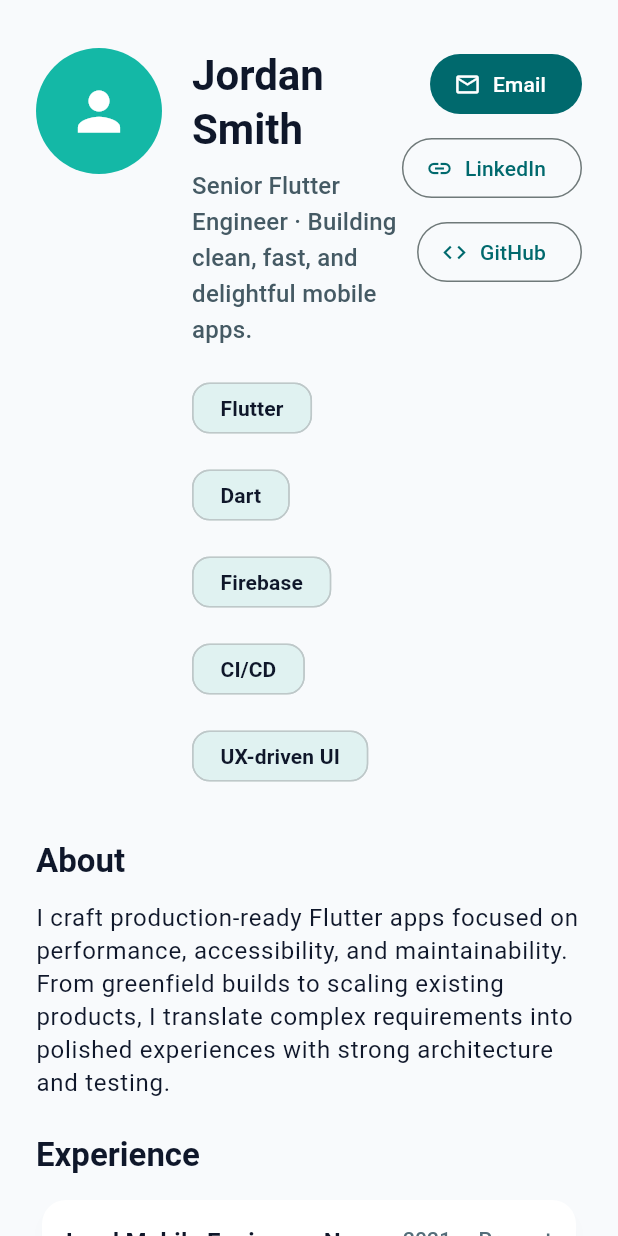
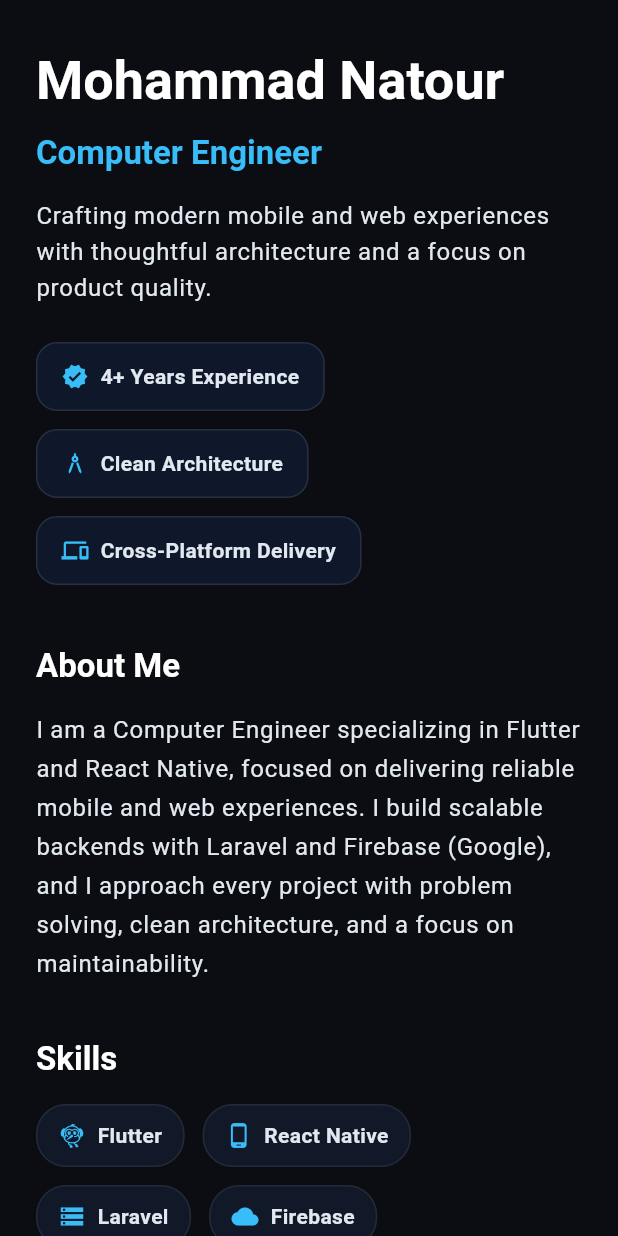
Before and after one commit to natour101/Portfolio, a Flutter app: the screen it shows after launch, on a phone screen of 412 x 824 dp. Run offline on Flutter 3.47's test engine with Material 3 defaults, Android fonts, the light colour scheme and no system bars; missing offline and left inert: dart:html.

Commit message:
Create dark themed portfolio layout

```diff
--- a/lib/main.dart
+++ b/lib/main.dart
@@ -1,3 +1,5 @@
+import 'dart:html' as html;
+
 import 'package:flutter/material.dart';
 
 void main() {
@@ -9,24 +11,36 @@ class PortfolioApp extends StatelessWidget {
 
   @override
   Widget build(BuildContext context) {
-    final colorScheme = ColorScheme.fromSeed(seedColor: const Color(0xFF0D7377));
+    const background = Color(0xFF0B0D12);
+    const surface = Color(0xFF111827);
+    const accent = Color(0xFF38BDF8);
+
+    final colorScheme = ColorScheme.fromSeed(
+      seedColor: accent,
+      brightness: Brightness.dark,
+      surface: surface,
+    );
 
     return MaterialApp(
-      title: 'Portfolio',
+      title: 'Mohammad Natour | Portfolio',
       debugShowCheckedModeBanner: false,
       theme: ThemeData(
         colorScheme: colorScheme,
+        brightness: Brightness.dark,
         useMaterial3: true,
-        textTheme: ThemeData.light().textTheme.apply(
-              bodyColor: const Color(0xFF0F172A),
-              displayColor: const Color(0xFF0F172A),
+        scaffoldBackgroundColor: background,
+        textTheme: ThemeData.dark().textTheme.apply(
+              bodyColor: const Color(0xFFE2E8F0),
+              displayColor: const Color(0xFFF8FAFC),
             ),
         cardTheme: CardTheme(
-          elevation: 4,
-          color: Colors.white,
-          shadowColor: Colors.black.withOpacity(0.08),
+          color: const Color(0xFF0F172A),
+          elevation: 0,
           shape: RoundedRectangleBorder(
-            borderRadius: BorderRadius.circular(16),
+            borderRadius: BorderRadius.circular(18),
+            side: BorderSide(
+              color: Colors.white.withOpacity(0.08),
+            ),
           ),
         ),
       ),
@@ -43,157 +57,113 @@ class PortfolioPage extends StatelessWidget {
     final textTheme = Theme.of(context).textTheme;
 
     return Scaffold(
-      backgroundColor: const Color(0xFFF8FAFC),
       body: SafeArea(
+        child: LayoutBuilder(
+          builder: (context, constraints) {
+            final isWide = constraints.maxWidth >= 960;
+
+            return SingleChildScrollView(
+              padding: const EdgeInsets.symmetric(horizontal: 24, vertical: 32),
               child: Center(
                 child: ConstrainedBox(
-            constraints: const BoxConstraints(maxWidth: 960),
-            child: SingleChildScrollView(
-              padding: const EdgeInsets.symmetric(horizontal: 24, vertical: 32),
+                  constraints: const BoxConstraints(maxWidth: 1120),
                   child: Column(
                     crossAxisAlignment: CrossAxisAlignment.start,
                     children: [
-                  Row(
-                    crossAxisAlignment: CrossAxisAlignment.start,
-                    children: [
-                      const CircleAvatar(
-                        radius: 42,
-                        backgroundColor: Color(0xFF14B8A6),
-                        child: Icon(
-                          Icons.person,
-                          size: 42,
-                          color: Colors.white,
+                      _HeroSection(isWide: isWide),
+                      const SizedBox(height: 40),
+                      _Section(
+                        title: 'About Me',
+                        child: Text(
+                          'I am a Computer Engineer specializing in Flutter and React Native, focused on delivering reliable mobile and web experiences. '
+                          'I build scalable backends with Laravel and Firebase (Google), and I approach every project with problem solving, clean architecture, '
+                          'and a focus on maintainability.',
+                          style: textTheme.bodyLarge?.copyWith(height: 1.6),
                         ),
                       ),
-                      const SizedBox(width: 20),
-                      Expanded(
-                        child: Column(
-                          crossAxisAlignment: CrossAxisAlignment.start,
-                          children: [
-                            Text(
-                              'Jordan Smith',
-                              style: textTheme.headlineMedium?.copyWith(
-                                fontWeight: FontWeight.bold,
+                      const SizedBox(height: 36),
+                      _Section(
+                        title: 'Skills',
+                        child: Wrap(
+                          spacing: 12,
+                          runSpacing: 12,
+                          children: const [
+                            _SkillChip(label: 'Flutter', icon: Icons.flutter_dash),
+                            _SkillChip(label: 'React Native', icon: Icons.phone_android),
+                            _SkillChip(label: 'Laravel', icon: Icons.storage),
+                            _SkillChip(label: 'Firebase', icon: Icons.cloud),
+                            _SkillChip(label: 'REST APIs', icon: Icons.api),
+                            _SkillChip(label: 'Problem Solving', icon: Icons.lightbulb_outline),
+                          ],
                         ),
                       ),
-                            const SizedBox(height: 8),
-                            Text(
-                              'Senior Flutter Engineer · Building clean, fast, and delightful mobile apps.',
-                              style: textTheme.titleMedium?.copyWith(
-                                color: Colors.blueGrey.shade700,
+                      const SizedBox(height: 36),
+                      _Section(
+                        title: 'Projects',
+                        child: LayoutBuilder(
+                          builder: (context, innerConstraints) {
+                            final isCompact = innerConstraints.maxWidth < 760;
+                            return Wrap(
+                              spacing: 20,
+                              runSpacing: 20,
+                              children: [
+                                _ProjectCard(
+                                  width: isCompact ? innerConstraints.maxWidth : 340,
+                                  title: 'FlowPay Wallet',
+                                  description:
+                                      'A secure fintech wallet experience with real-time balance updates and smooth onboarding.',
+                                  tech: 'Flutter · Firebase · Stripe',
+                                ),
+                                _ProjectCard(
+                                  width: isCompact ? innerConstraints.maxWidth : 340,
+                                  title: 'Clinic Connect',
+                                  description:
+                                      'Appointment scheduling and patient tracking with role-based access and analytics.',
+                                  tech: 'Flutter · Laravel · MySQL',
+                                ),
+                                _ProjectCard(
+                                  width: isCompact ? innerConstraints.maxWidth : 340,
+                                  title: 'Retail Pulse',
+                                  description:
+                                      'Inventory and sales dashboard with offline-first sync for field teams.',
+                                  tech: 'React Native · Firebase · REST APIs',
+                                ),
+                              ],
+                            );
+                          },
                         ),
                       ),
-                            const SizedBox(height: 16),
-                            Wrap(
-                              spacing: 10,
-                              runSpacing: 10,
+                      const SizedBox(height: 36),
+                      _Section(
+                        title: 'Contact',
+                        child: Wrap(
+                          spacing: 12,
+                          runSpacing: 12,
                           children: const [
-                                _Chip(label: 'Flutter'),
-                                _Chip(label: 'Dart'),
-                                _Chip(label: 'Firebase'),
-                                _Chip(label: 'CI/CD'),
-                                _Chip(label: 'UX-driven UI'),
-                              ],
+                            _ContactButton(
+                              label: 'GitHub',
+                              icon: Icons.code,
+                              url: 'https://github.com/',
+                            ),
+                            _ContactButton(
+                              label: 'LinkedIn',
+                              icon: Icons.work_outline,
+                              url: 'https://www.linkedin.com/',
+                            ),
+                            _ContactButton(
+                              label: 'WhatsApp',
+                              icon: Icons.chat_bubble_outline,
+                              url: 'https://wa.me/0000000000',
                             ),
                           ],
                         ),
                       ),
-                      const _ContactActions(),
-                    ],
-                  ),
-                  const SizedBox(height: 32),
-                  _Section(
-                    title: 'About',
-                    children: [
-                      Text(
-                        'I craft production-ready Flutter apps focused on performance, accessibility, and maintainability. '
-                        'From greenfield builds to scaling existing products, I translate complex requirements into '
-                        'polished experiences with strong architecture and testing.',
-                        style: textTheme.bodyLarge?.copyWith(height: 1.4),
-                      ),
-                    ],
-                  ),
-                  const SizedBox(height: 24),
-                  _Section(
-                    title: 'Experience',
-                    children: [
-                      _ExperienceCard(
-                        title: 'Lead Mobile Engineer · Nova Labs',
-                        timeframe: '2021 — Present',
-                        points: const [
-                          'Designed a modular architecture that reduced feature delivery time by 30%.',
-                          'Implemented performance profiling and shader optimizations for a smoother 120fps experience.',
-                          'Built design-system components with extensive unit and golden testing.',
-                        ],
-                      ),
-                      const SizedBox(height: 12),
-                      _ExperienceCard(
-                        title: 'Senior Flutter Developer · Brightside',
-                        timeframe: '2019 — 2021',
-                        points: const [
-                          'Shipped cross-platform onboarding with federated auth and analytics instrumentation.',
-                          'Collaborated with designers to deliver pixel-perfect layouts using custom slivers and animations.',
-                          'Championed CI/CD with automated code quality gates and staged rollouts.',
-                        ],
-                      ),
-                    ],
-                  ),
-                  const SizedBox(height: 24),
-                  _Section(
-                    title: 'Selected Projects',
-                    children: [
-                      Wrap(
-                        spacing: 16,
-                        runSpacing: 16,
-                        children: const [
-                          _ProjectCard(
-                            title: 'Wellness Companion',
-                            description:
-                                'Mindfulness and coaching app with offline-first architecture and crisp motion design.',
-                            tech: 'Flutter · Riverpod · SQLite · Lottie',
-                          ),
-                          _ProjectCard(
-                            title: 'On-Demand Courier',
-                            description:
-                                'Courier tracking experience with live maps, push notifications, and driver performance dashboards.',
-                            tech: 'Flutter · Firebase · Maps SDK · Cloud Functions',
-                          ),
-                          _ProjectCard(
-                            title: 'Retail Showcase',
-                            description:
-                                'Composable storefront experience with localized content and A/B-tested feature flags.',
-                            tech: 'Flutter · GoRouter · GraphQL · LaunchDarkly',
-                          ),
-                        ],
-                      ),
-                    ],
-                  ),
-                  const SizedBox(height: 24),
-                  _Section(
-                    title: 'Tooling & Practices',
-                    children: [
-                      Wrap(
-                        spacing: 8,
-                        runSpacing: 8,
-                        children: const [
-                          _Chip(label: 'Clean Architecture'),
-                          _Chip(label: 'Riverpod'),
-                          _Chip(label: 'Bloc'),
-                          _Chip(label: 'Golden Tests'),
-                          _Chip(label: 'Integration Tests'),
-                          _Chip(label: 'Fastlane'),
-                          _Chip(label: 'GitHub Actions'),
-                        ],
-                      ),
-                    ],
-                  ),
                       const SizedBox(height: 32),
                       Align(
                         child: Text(
-                      'Let\'s build something great together.',
+                          'Open to collaborations and impactful projects.',
                           style: textTheme.titleMedium?.copyWith(
-                        fontWeight: FontWeight.w600,
-                        color: Theme.of(context).colorScheme.primary,
+                            color: const Color(0xFF94A3B8),
                           ),
                         ),
                       ),
@@ -201,6 +171,120 @@ class PortfolioPage extends StatelessWidget {
                   ),
                 ),
               ),
+            );
+          },
+        ),
+      ),
+    );
+  }
+}
+
+class _HeroSection extends StatelessWidget {
+  const _HeroSection({required this.isWide});
+
+  final bool isWide;
+
+  @override
+  Widget build(BuildContext context) {
+    final textTheme = Theme.of(context).textTheme;
+
+    final content = Column(
+      crossAxisAlignment: CrossAxisAlignment.start,
+      children: [
+        Text(
+          'Mohammad Natour',
+          style: textTheme.displaySmall?.copyWith(
+            fontWeight: FontWeight.w700,
+            color: Colors.white,
+          ),
+        ),
+        const SizedBox(height: 12),
+        Text(
+          'Computer Engineer',
+          style: textTheme.titleLarge?.copyWith(
+            color: const Color(0xFF38BDF8),
+            fontWeight: FontWeight.w600,
+          ),
+        ),
+        const SizedBox(height: 16),
+        Text(
+          'Crafting modern mobile and web experiences with thoughtful architecture and a focus on product quality.',
+          style: textTheme.bodyLarge?.copyWith(height: 1.5),
+        ),
+        const SizedBox(height: 24),
+        Wrap(
+          spacing: 12,
+          runSpacing: 12,
+          children: const [
+            _HighlightTile(
+              icon: Icons.verified,
+              label: '4+ Years Experience',
+            ),
+            _HighlightTile(
+              icon: Icons.architecture,
+              label: 'Clean Architecture',
+            ),
+            _HighlightTile(
+              icon: Icons.devices,
+              label: 'Cross-Platform Delivery',
+            ),
+          ],
+        ),
+      ],
+    );
+
+    if (!isWide) {
+      return content;
+    }
+
+    return Row(
+      crossAxisAlignment: CrossAxisAlignment.start,
+      children: [
+        Expanded(child: content),
+        const SizedBox(width: 32),
+        const _HeroCard(),
+      ],
+    );
+  }
+}
+
+class _HeroCard extends StatelessWidget {
+  const _HeroCard();
+
+  @override
+  Widget build(BuildContext context) {
+    final textTheme = Theme.of(context).textTheme;
+
+    return Card(
+      child: Padding(
+        padding: const EdgeInsets.all(24),
+        child: Column(
+          crossAxisAlignment: CrossAxisAlignment.start,
+          children: [
+            Text(
+              'Currently Available',
+              style: textTheme.labelLarge?.copyWith(
+                color: const Color(0xFF38BDF8),
+                fontWeight: FontWeight.w600,
+              ),
+            ),
+            const SizedBox(height: 12),
+            Text(
+              'Open for freelance and full-time opportunities in Flutter and React Native.',
+              style: textTheme.bodyMedium?.copyWith(height: 1.5),
+            ),
+            const SizedBox(height: 16),
+            Row(
+              children: [
+                const Icon(Icons.schedule, size: 18, color: Color(0xFF94A3B8)),
+                const SizedBox(width: 8),
+                Text(
+                  'Based in GMT+2',
+                  style: textTheme.bodySmall?.copyWith(color: const Color(0xFF94A3B8)),
+                ),
+              ],
+            ),
+          ],
         ),
       ),
     );
@@ -208,10 +292,10 @@ class PortfolioPage extends StatelessWidget {
 }
 
 class _Section extends StatelessWidget {
-  const _Section({required this.title, required this.children});
+  const _Section({required this.title, required this.child});
 
   final String title;
-  final List<Widget> children;
+  final Widget child;
 
   @override
   Widget build(BuildContext context) {
@@ -223,79 +307,42 @@ class _Section extends StatelessWidget {
         Text(
           title,
           style: textTheme.titleLarge?.copyWith(
-            fontWeight: FontWeight.bold,
+            fontWeight: FontWeight.w700,
+            color: Colors.white,
           ),
         ),
-        const SizedBox(height: 12),
-        ...children,
+        const SizedBox(height: 16),
+        child,
       ],
     );
   }
 }
 
-class _ExperienceCard extends StatelessWidget {
-  const _ExperienceCard({
-    required this.title,
-    required this.timeframe,
-    required this.points,
-  });
+class _SkillChip extends StatelessWidget {
+  const _SkillChip({required this.label, required this.icon});
 
-  final String title;
-  final String timeframe;
-  final List<String> points;
+  final String label;
+  final IconData icon;
 
   @override
   Widget build(BuildContext context) {
-    final textTheme = Theme.of(context).textTheme;
-
-    return Card(
-      child: Padding(
-        padding: const EdgeInsets.all(16),
-        child: Column(
-          crossAxisAlignment: CrossAxisAlignment.start,
+    return Container(
+      padding: const EdgeInsets.symmetric(horizontal: 14, vertical: 10),
+      decoration: BoxDecoration(
+        color: const Color(0xFF111827),
+        borderRadius: BorderRadius.circular(20),
+        border: Border.all(color: Colors.white.withOpacity(0.08)),
+      ),
+      child: Row(
+        mainAxisSize: MainAxisSize.min,
         children: [
-            Row(
-              mainAxisAlignment: MainAxisAlignment.spaceBetween,
-              crossAxisAlignment: CrossAxisAlignment.start,
-              children: [
-                Expanded(
-                  child: Text(
-                    title,
-                    style: textTheme.titleMedium?.copyWith(
-                      fontWeight: FontWeight.w700,
-                    ),
-                  ),
-                ),
-                const SizedBox(width: 12),
+          Icon(icon, size: 18, color: const Color(0xFF38BDF8)),
+          const SizedBox(width: 8),
           Text(
-                  timeframe,
-                  style: textTheme.labelLarge?.copyWith(
-                    color: Colors.blueGrey.shade600,
-                  ),
+            label,
+            style: const TextStyle(fontWeight: FontWeight.w600),
           ),
         ],
-            ),
-            const SizedBox(height: 12),
-            ...points.map(
-              (point) => Padding(
-                padding: const EdgeInsets.symmetric(vertical: 4),
-                child: Row(
-                  crossAxisAlignment: CrossAxisAlignment.start,
-                  children: [
-                    const Icon(Icons.check_circle, size: 18, color: Color(0xFF14B8A6)),
-                    const SizedBox(width: 8),
-                    Expanded(
-                      child: Text(
-                        point,
-                        style: textTheme.bodyMedium,
-                      ),
-                    ),
-                  ],
-                ),
-              ),
-            ),
-          ],
-        ),
       ),
     );
   }
@@ -303,11 +350,13 @@ class _ExperienceCard extends StatelessWidget {
 
 class _ProjectCard extends StatelessWidget {
   const _ProjectCard({
+    required this.width,
     required this.title,
     required this.description,
     required this.tech,
   });
 
+  final double width;
   final String title;
   final String description;
   final String tech;
@@ -317,10 +366,10 @@ class _ProjectCard extends StatelessWidget {
     final textTheme = Theme.of(context).textTheme;
 
     return SizedBox(
-      width: 280,
+      width: width,
       child: Card(
         child: Padding(
-          padding: const EdgeInsets.all(16),
+          padding: const EdgeInsets.all(20),
           child: Column(
             crossAxisAlignment: CrossAxisAlignment.start,
             children: [
@@ -328,23 +377,24 @@ class _ProjectCard extends StatelessWidget {
                 title,
                 style: textTheme.titleMedium?.copyWith(
                   fontWeight: FontWeight.w700,
+                  color: Colors.white,
                 ),
               ),
-              const SizedBox(height: 8),
+              const SizedBox(height: 12),
               Text(
                 description,
-                style: textTheme.bodyMedium?.copyWith(height: 1.3),
+                style: textTheme.bodyMedium?.copyWith(height: 1.5),
               ),
-              const SizedBox(height: 12),
+              const SizedBox(height: 16),
               Row(
                 children: [
-                  const Icon(Icons.code, size: 18, color: Color(0xFF14B8A6)),
-                  const SizedBox(width: 6),
+                  const Icon(Icons.memory, size: 18, color: Color(0xFF38BDF8)),
+                  const SizedBox(width: 8),
                   Expanded(
                     child: Text(
                       tech,
                       style: textTheme.labelLarge?.copyWith(
-                        color: Colors.blueGrey.shade700,
+                        color: const Color(0xFF94A3B8),
                       ),
                     ),
                   ),
@@ -358,60 +408,59 @@ class _ProjectCard extends StatelessWidget {
   }
 }
 
-class _Chip extends StatelessWidget {
-  const _Chip({required this.label});
+class _ContactButton extends StatelessWidget {
+  const _ContactButton({
+    required this.label,
+    required this.icon,
+    required this.url,
+  });
 
   final String label;
+  final IconData icon;
+  final String url;
 
   @override
   Widget build(BuildContext context) {
-    return Chip(
+    return OutlinedButton.icon(
+      onPressed: () => html.window.open(url, '_blank'),
+      icon: Icon(icon, size: 18),
       label: Text(label),
-      backgroundColor: const Color(0xFFE0F2F1),
-      labelStyle: const TextStyle(
-        fontWeight: FontWeight.w600,
-        color: Color(0xFF0F172A),
-      ),
-      padding: const EdgeInsets.symmetric(horizontal: 10, vertical: 6),
-      shape: RoundedRectangleBorder(
-        borderRadius: BorderRadius.circular(12),
+      style: OutlinedButton.styleFrom(
+        foregroundColor: Colors.white,
+        side: BorderSide(color: Colors.white.withOpacity(0.2)),
+        padding: const EdgeInsets.symmetric(horizontal: 18, vertical: 14),
+        textStyle: const TextStyle(fontWeight: FontWeight.w600),
       ),
     );
   }
 }
 
-class _ContactActions extends StatelessWidget {
-  const _ContactActions();
+class _HighlightTile extends StatelessWidget {
+  const _HighlightTile({required this.icon, required this.label});
+
+  final IconData icon;
+  final String label;
 
   @override
   Widget build(BuildContext context) {
-    final colorScheme = Theme.of(context).colorScheme;
-
-    return Column(
-      crossAxisAlignment: CrossAxisAlignment.end,
+    return Container(
+      padding: const EdgeInsets.symmetric(horizontal: 16, vertical: 12),
+      decoration: BoxDecoration(
+        color: const Color(0xFF0F172A),
+        borderRadius: BorderRadius.circular(14),
+        border: Border.all(color: Colors.white.withOpacity(0.1)),
+      ),
+      child: Row(
+        mainAxisSize: MainAxisSize.min,
         children: [
-        FilledButton.icon(
-          onPressed: () {},
-          icon: const Icon(Icons.email_outlined),
-          label: const Text('Email'),
-          style: FilledButton.styleFrom(
-            backgroundColor: colorScheme.primary,
-            foregroundColor: Colors.white,
-          ),
-        ),
-        const SizedBox(height: 8),
-        OutlinedButton.icon(
-          onPressed: () {},
-          icon: const Icon(Icons.link),
-          label: const Text('LinkedIn'),
-        ),
-        const SizedBox(height: 8),
-        OutlinedButton.icon(
-          onPressed: () {},
-          icon: const Icon(Icons.code),
-          label: const Text('GitHub'),
+          Icon(icon, size: 18, color: const Color(0xFF38BDF8)),
+          const SizedBox(width: 8),
+          Text(
+            label,
+            style: const TextStyle(fontWeight: FontWeight.w600),
           ),
         ],
+      ),
     );
   }
 }
```
Lines whose indentation alone changed are shown as unchanged.
